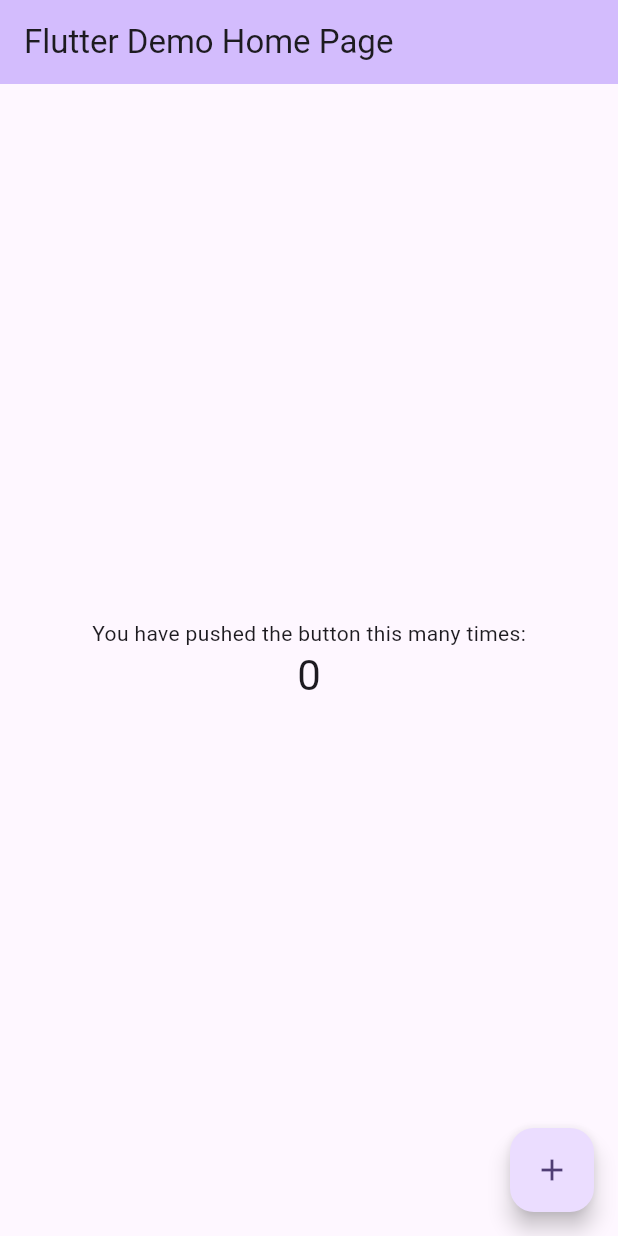
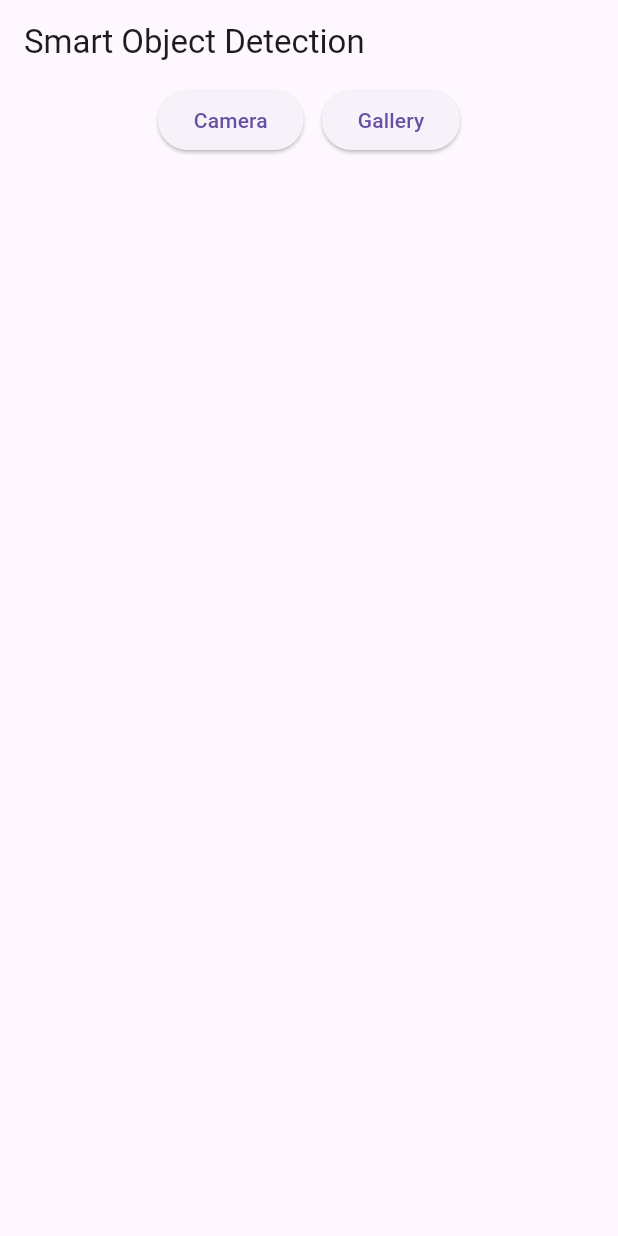
Before and after one commit to MYVirajani/Object_Detection, a Flutter app: the screen it shows after launch, on a phone screen of 412 x 824 dp. Run offline on Flutter 3.47's test engine with Material 3 defaults, Android fonts, the phone set to English and light mode, and no system bars; our stand-ins replace dio, flutter_bloc, image_picker.

Commit message:
Implement UI

```diff
--- a/frontend/object_detction_app/lib/main.dart
+++ b/frontend/object_detction_app/lib/main.dart
@@ -1,125 +1,35 @@
 import 'package:flutter/material.dart';
+import 'package:flutter_bloc/flutter_bloc.dart';
+import 'package:dio/dio.dart';
+
+import 'data/datasources/mlkit_datasource.dart';
+import 'data/repositories/detection_repository_impl.dart';
+import 'domain/usecases/detect_objects.dart';
+import 'presentation/bloc/detection_bloc.dart';
+import 'presentation/pages/object_detection_page.dart';
 
 void main() {
-  runApp(const MyApp());
+  final dio = Dio();
+  final dataSource = MLKitDataSource(dio);
+  final repository = DetectionRepositoryImpl(dataSource);
+  final usecase = DetectObjects(repository);
+
+  runApp(MyApp(usecase));
 }
 
 class MyApp extends StatelessWidget {
-  const MyApp({super.key});
+  final DetectObjects usecase;
 
-  // This widget is the root of your application.
+  const MyApp(this.usecase, {super.key});
+
   @override
   Widget build(BuildContext context) {
     return MaterialApp(
-      title: 'Flutter Demo',
-      theme: ThemeData(
-        // This is the theme of your application.
-        //
-        // TRY THIS: Try running your application with "flutter run". You'll see
-        // the application has a purple toolbar. Then, without quitting the app,
-        // try changing the seedColor in the colorScheme below to Colors.green
-        // and then invoke "hot reload" (save your changes or press the "hot
-        // reload" button in a Flutter-supported IDE, or press "r" if you used
-        // the command line to start the app).
-        //
-        // Notice that the counter didn't reset back to zero; the application
-        // state is not lost during the reload. To reset the state, use hot
-        // restart instead.
-        //
-        // This works for code too, not just values: Most code changes can be
-        // tested with just a hot reload.
-        colorScheme: ColorScheme.fromSeed(seedColor: Colors.deepPurple),
-        useMaterial3: true,
+      debugShowCheckedModeBanner: false,
+      home: BlocProvider(
+        create: (_) => DetectionBloc(usecase),
+        child: const ObjectDetectionPage(),
       ),
-      home: const MyHomePage(title: 'Flutter Demo Home Page'),
     );
   }
 }
-
-class MyHomePage extends StatefulWidget {
-  const MyHomePage({super.key, required this.title});
-
-  // This widget is the home page of your application. It is stateful, meaning
-  // that it has a State object (defined below) that contains fields that affect
-  // how it looks.
-
-  // This class is the configuration for the state. It holds the values (in this
-  // case the title) provided by the parent (in this case the App widget) and
-  // used by the build method of the State. Fields in a Widget subclass are
-  // always marked "final".
-
-  final String title;
-
-  @override
-  State<MyHomePage> createState() => _MyHomePageState();
-}
-
-class _MyHomePageState extends State<MyHomePage> {
-  int _counter = 0;
-
-  void _incrementCounter() {
-    setState(() {
-      // This call to setState tells the Flutter framework that something has
-      // changed in this State, which causes it to rerun the build method below
-      // so that the display can reflect the updated values. If we changed
-      // _counter without calling setState(), then the build method would not be
-      // called again, and so nothing would appear to happen.
-      _counter++;
-    });
-  }
-
-  @override
-  Widget build(BuildContext context) {
-    // This method is rerun every time setState is called, for instance as done
-    // by the _incrementCounter method above.
-    //
-    // The Flutter framework has been optimized to make rerunning build methods
-    // fast, so that you can just rebuild anything that needs updating rather
-    // than having to individually change instances of widgets.
-    return Scaffold(
-      appBar: AppBar(
-        // TRY THIS: Try changing the color here to a specific color (to
-        // Colors.amber, perhaps?) and trigger a hot reload to see the AppBar
-        // change color while the other colors stay the same.
-        backgroundColor: Theme.of(context).colorScheme.inversePrimary,
-        // Here we take the value from the MyHomePage object that was created by
-        // the App.build method, and use it to set our appbar title.
-        title: Text(widget.title),
-      ),
-      body: Center(
-        // Center is a layout widget. It takes a single child and positions it
-        // in the middle of the parent.
-        child: Column(
-          // Column is also a layout widget. It takes a list of children and
-          // arranges them vertically. By default, it sizes itself to fit its
-          // children horizontally, and tries to be as tall as its parent.
-          //
-          // Column has various properties to control how it sizes itself and
-          // how it positions its children. Here we use mainAxisAlignment to
-          // center the children vertically; the main axis here is the vertical
-          // axis because Columns are vertical (the cross axis would be
-          // horizontal).
-          //
-          // TRY THIS: Invoke "debug painting" (choose the "Toggle Debug Paint"
-          // action in the IDE, or press "p" in the console), to see the
-          // wireframe for each widget.
-          mainAxisAlignment: MainAxisAlignment.center,
-          children: <Widget>[
-            const Text(
-              'You have pushed the button this many times:',
-            ),
-            Text(
-              '$_counter',
-              style: Theme.of(context).textTheme.headlineMedium,
-            ),
-          ],
-        ),
-      ),
-      floatingActionButton: FloatingActionButton(
-        onPressed: _incrementCounter,
-        tooltip: 'Increment',
-        child: const Icon(Icons.add),
-      ), // This trailing comma makes auto-formatting nicer for build methods.
-    );
-  }
-}
--- /dev/null
+++ b/frontend/object_detction_app/lib/presentation/pages/object_detection_page.dart
@@ -0,0 +1,83 @@
+import 'dart:io';
+import 'package:flutter/material.dart';
+import 'package:image_picker/image_picker.dart';
+import 'package:flutter_bloc/flutter_bloc.dart';
+
+import '../bloc/detection_bloc.dart';
+import '../bloc/detection_event.dart';
+import '../bloc/detection_state.dart';
+
+class ObjectDetectionPage extends StatefulWidget {
+  const ObjectDetectionPage({super.key});
+
+  @override
+  State<ObjectDetectionPage> createState() => _ObjectDetectionPageState();
+}
+
+class _ObjectDetectionPageState extends State<ObjectDetectionPage> {
+  File? image;
+  final picker = ImagePicker();
+
+  Future<void> pickImage(ImageSource source) async {
+    final picked = await picker.pickImage(source: source);
+    if (picked != null) {
+      image = File(picked.path);
+      context.read<DetectionBloc>().add(DetectImageEvent(image!));
+      setState(() {});
+    }
+  }
+
+  @override
+  Widget build(BuildContext context) {
+    return Scaffold(
+      appBar: AppBar(title: const Text("Smart Object Detection")),
+      body: Column(
+        children: [
+          Row(
+            mainAxisAlignment: MainAxisAlignment.center,
+            children: [
+              ElevatedButton(
+                onPressed: () => pickImage(ImageSource.camera),
+                child: const Text("Camera"),
+              ),
+              const SizedBox(width: 12),
+              ElevatedButton(
+                onPressed: () => pickImage(ImageSource.gallery),
+                child: const Text("Gallery"),
+              ),
+            ],
+          ),
+
+          if (image != null)
+            Image.file(image!, height: 250),
+
+          BlocBuilder<DetectionBloc, DetectionState>(
+            builder: (context, state) {
+              if (state is DetectionLoading) {
+                return const CircularProgressIndicator();
+              }
+              if (state is DetectionLoaded) {
+                return Expanded(
+                  child: ListView.builder(
+                    itemCount: state.objects.length,
+                    itemBuilder: (context, index) {
+                      final obj = state.objects[index];
+                      return ListTile(
+                        title: Text(obj.label),
+                        subtitle: Text("Confidence: ${obj.confidence}"),
+                      );
+                    },
+                  ),
+                );
+              }
+              if (state is DetectionError) {
+                return Text(state.message);
+              }
+              return const SizedBox();
+            },
+          ),
+        ],
+      ),
+    );
+  }
+}
--- /dev/null
+++ b/frontend/object_detction_app/lib/presentation/widgets/bounding_box.dart
@@ -0,0 +1,31 @@
+import 'package:flutter/material.dart';
+import '../../domain/entities/detected_object.dart';
+
+class BoundingBox extends StatelessWidget {
+  final DetectedObject object;
+
+  const BoundingBox({super.key, required this.object});
+
+  @override
+  Widget build(BuildContext context) {
+    return Positioned(
+      left: object.x,
+      top: object.y,
+      width: object.width,
+      height: object.height,
+      child: Container(
+        decoration: BoxDecoration(
+          border: Border.all(color: Colors.red, width: 2),
+        ),
+        child: Text(
+          "${object.label} ${(object.confidence * 100).toStringAsFixed(1)}%",
+          style: const TextStyle(
+            backgroundColor: Colors.red,
+            color: Colors.white,
+            fontSize: 12,
+          ),
+        ),
+      ),
+    );
+  }
+}
--- a/frontend/object_detction_app/pubspec.yaml
+++ b/frontend/object_detction_app/pubspec.yaml
@@ -33,6 +33,7 @@ dependencies:
   image_picker: ^1.0.4
   http: ^1.1.0
   flutter_bloc: ^8.1.3
+  dio: ^5.4.0
 
 
   # The following adds the Cupertino Icons font to your application.
```
Also changed, not shown: frontend/object_detction_app/pubspec.lock.
